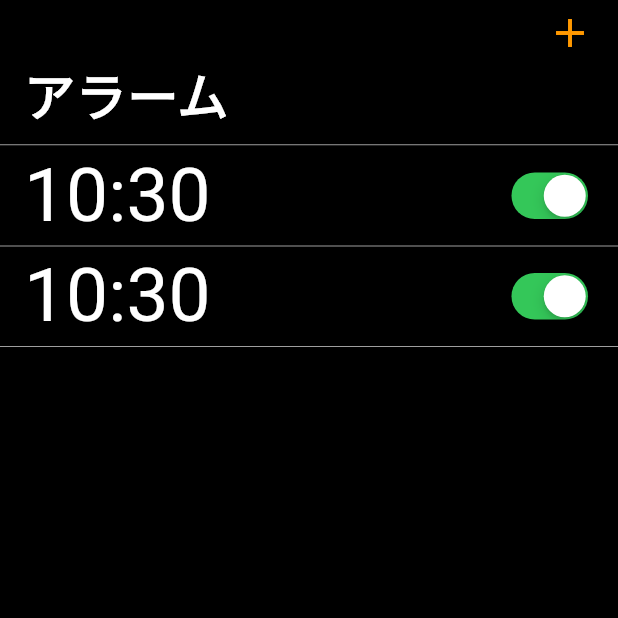
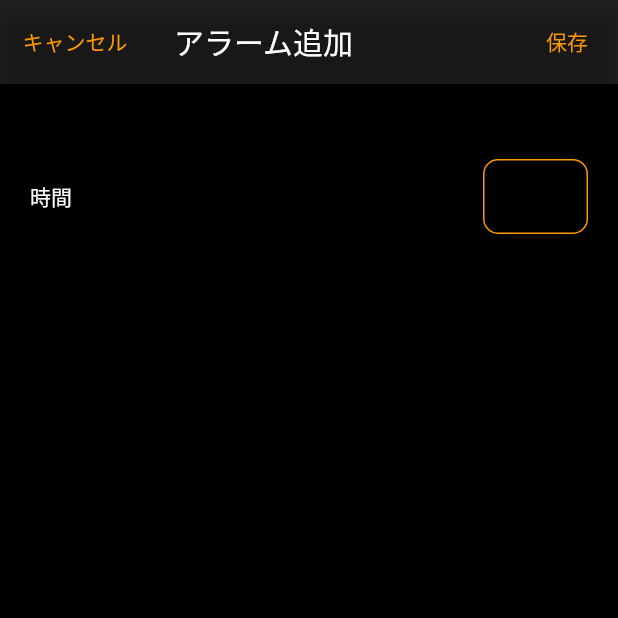
Before and after one commit to konbu33/sqlitetry, a Flutter app: the screen it shows after launch, after a tap on the "add" icon, on a phone screen of 412 x 824 dp, the top half of it. Run offline on Flutter 3.47's test engine with Material 2 defaults, Android fonts, the phone set to English and light mode, and no system bars; drawn by our look-alikes of flutter_slidable.

Commit message:
feat: add add_edit_alarm_page

```diff
--- a/lib/main.dart
+++ b/lib/main.dart
@@ -12,6 +12,7 @@ class MyApp extends StatelessWidget {
   Widget build(BuildContext context) {
     return MaterialApp(
       title: 'Flutter Demo',
+      debugShowCheckedModeBanner: false,
       theme: ThemeData(
         primarySwatch: Colors.blue,
       ),
--- /dev/null
+++ b/lib/pages/add_edit_alarm_page.dart
@@ -0,0 +1,81 @@
+import 'package:flutter/material.dart';
+
+class AddEditAlarmPage extends StatefulWidget {
+  const AddEditAlarmPage({Key? key}) : super(key: key);
+
+  @override
+  _AddEditAlarmPageState createState() => _AddEditAlarmPageState();
+}
+
+class _AddEditAlarmPageState extends State<AddEditAlarmPage> {
+  TextEditingController _controller = TextEditingController();
+  @override
+  Widget build(BuildContext context) {
+    return Scaffold(
+      appBar: AppBar(
+        title: Text(
+          "アラーム追加",
+          style: TextStyle(color: Colors.white),
+        ),
+        backgroundColor: Colors.black87,
+        leadingWidth: 100,
+        leading: GestureDetector(
+          child: Container(
+              alignment: Alignment.center,
+              child: Text(
+                "キャンセル",
+                style: TextStyle(color: Colors.orange),
+              )),
+          onTap: () => Navigator.pop(context),
+        ),
+        actions: [
+          GestureDetector(
+            onTap: () => Navigator.pop(context),
+            child: Container(
+              padding: EdgeInsets.only(right: 20),
+              alignment: Alignment.center,
+              child: Text(
+                "保存",
+                style: TextStyle(color: Colors.orange),
+              ),
+            ),
+          ),
+        ],
+      ),
+      body: Container(
+        height: double.infinity,
+        color: Colors.black,
+        child: Column(
+          children: [
+            SizedBox(
+              height: 50,
+            ),
+            Padding(
+              padding: const EdgeInsets.symmetric(horizontal: 20),
+              child: Row(
+                mainAxisAlignment: MainAxisAlignment.spaceBetween,
+                children: [
+                  Text("時間", style: TextStyle(color: Colors.white)),
+                  Container(
+                    width: 70,
+                    decoration: BoxDecoration(
+                        border: Border.all(color: Colors.orange),
+                        borderRadius: BorderRadius.circular(10)),
+                    child: TextField(
+                      controller: _controller,
+                      style: TextStyle(color: Colors.white),
+                      textAlign: TextAlign.center,
+                      decoration: InputDecoration(border: InputBorder.none),
+                      readOnly: true,
+                      onTap: () {},
+                    ),
+                  ),
+                ],
+              ),
+            ),
+          ],
+        ),
+      ),
+    );
+  }
+}
--- a/lib/pages/homepage.dart
+++ b/lib/pages/homepage.dart
@@ -3,6 +3,7 @@ import 'package:flutter/material.dart';
 import 'package:sqlitetry/alarm.dart';
 import 'package:intl/intl.dart';
 import 'package:flutter_slidable/flutter_slidable.dart';
+import 'package:sqlitetry/pages/add_edit_alarm_page.dart';
 
 class HomePage extends StatefulWidget {
   const HomePage({Key? key}) : super(key: key);
@@ -35,7 +36,8 @@ class _HomePageState extends State<HomePage> with TickerProviderStateMixin {
             ),
             trailing: GestureDetector(
               child: Icon(Icons.add, color: Colors.orange),
-              onTap: () => print("test"),
+              onTap: () => Navigator.push(context,
+                  MaterialPageRoute(builder: (context) => AddEditAlarmPage())),
             ),
           ),
           SliverList(
```
